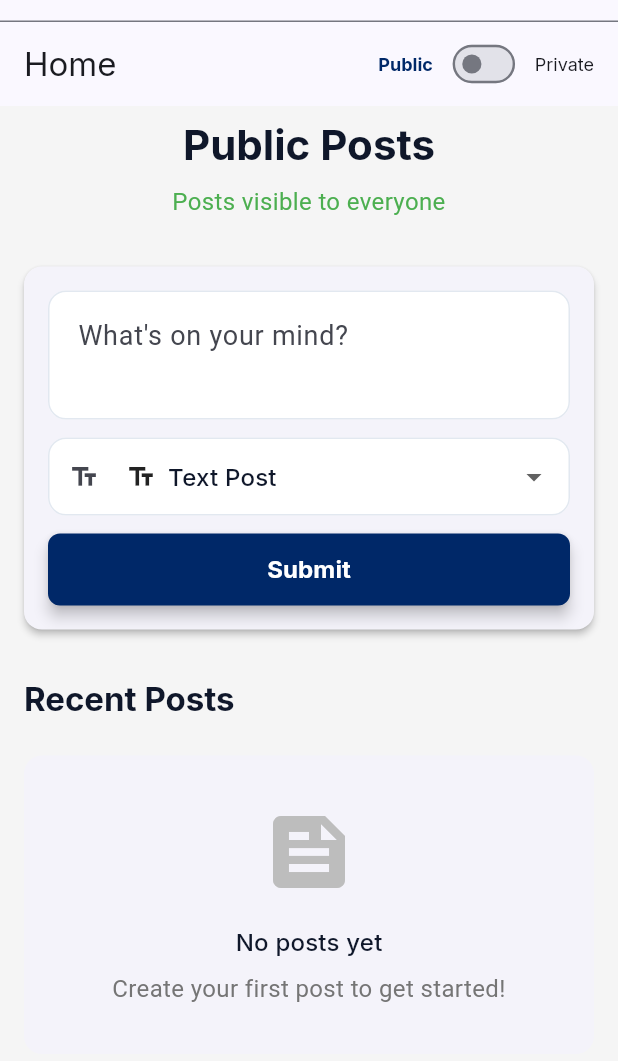
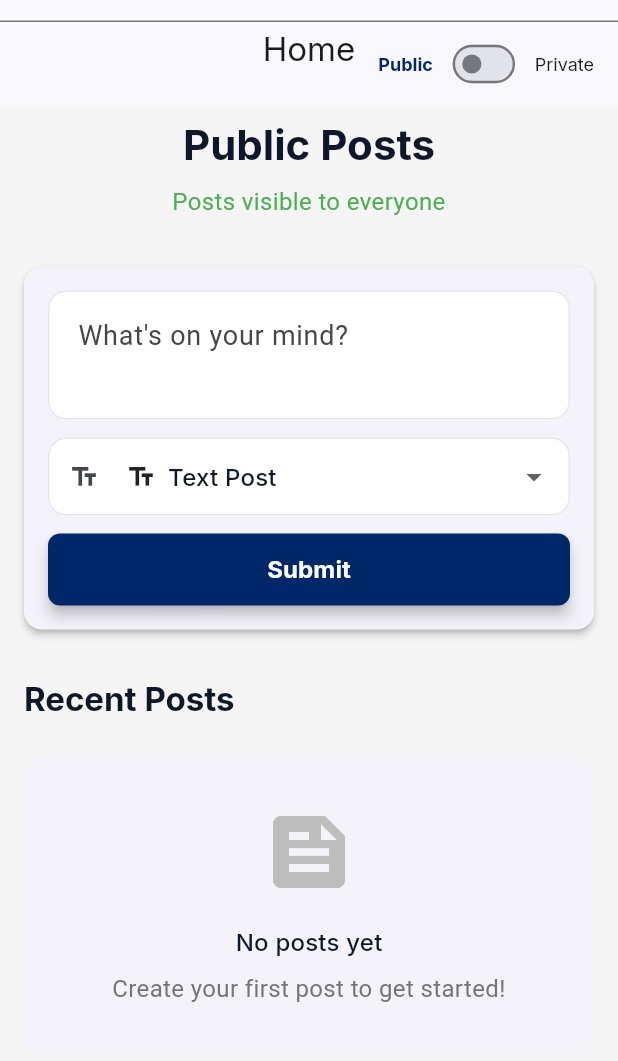
Before and after one commit to Gricon/civicchatter, a Flutter app: the HomeScreen screen opened by its route, on a phone screen of 412 x 824 dp, the part 113-1174 px from its top. Run offline on Flutter 3.47's test engine with Material 3 defaults, Android fonts, the phone set to English and light mode, and no system bars; our stand-ins replace cached_network_image, go_router, google_fonts, image_picker, shared_preferences, supabase_flutter; accounts and stored records are empty; network calls fail.

Commit message:
Center Home title with toggle on far right

```diff
--- a/flutter_app/lib/screens/home/home_screen.dart
+++ b/flutter_app/lib/screens/home/home_screen.dart
@@ -272,11 +272,14 @@ class _HomeScreenState extends State<HomeScreen> {
       appBar: CivicChatterAppBar(
         title: 'Home',
         showBackButton: false,
-        titleWidget: Row(
+        titleWidget: Stack(
           children: [
-            const Text('Home'),
-            const Spacer(),
-            Row(
+            const Center(
+              child: Text('Home'),
+            ),
+            Align(
+              alignment: Alignment.centerRight,
+              child: Row(
                 mainAxisSize: MainAxisSize.min,
                 children: [
                   Text(
@@ -311,11 +314,13 @@ class _HomeScreenState extends State<HomeScreen> {
                       color: _showPrivatePosts
                           ? Theme.of(context).colorScheme.primary
                           : Theme.of(context).colorScheme.onSurface,
-                    fontWeight:
-                        _showPrivatePosts ? FontWeight.bold : FontWeight.normal,
+                      fontWeight: _showPrivatePosts
+                          ? FontWeight.bold
+                          : FontWeight.normal,
                     ),
                   ),
                 ],
+              ),
             ),
           ],
         ),
```
Also changed, not shown: 3 other files. Lines whose indentation alone changed are shown as unchanged.
